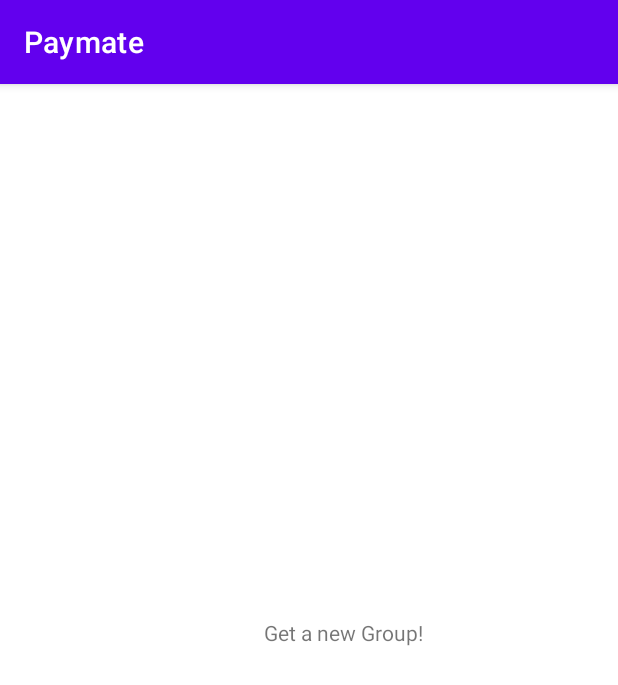
After one commit to Tr3sar/Paymate, an Android app: the fragment NewGroupFragment shown on its own in the app's theme, on a phone screen of 412 x 824 dp. The commit adds this screen. Shown: the top 685 px of the screen. Run offline under Robolectric (Android 15) with nearby library versions, the phone set to English and light mode, and no system bars.

Commit message:
Fragmentos primer mvp

```diff
--- a/app/build.gradle
+++ b/app/build.gradle
@@ -30,6 +30,8 @@ android {
     kotlinOptions {
         jvmTarget = '1.8'
     }
+
+    buildFeatures { viewBinding true }
 }
 
 dependencies {
--- a/app/src/main/java/dadm/jmartor/paymate/ui/MainActivity.kt
+++ b/app/src/main/java/dadm/jmartor/paymate/ui/MainActivity.kt
@@ -3,10 +3,13 @@ package dadm.jmartor.paymate.ui
 import androidx.appcompat.app.AppCompatActivity
 import android.os.Bundle
 import dadm.jmartor.paymate.R
+import dadm.jmartor.paymate.databinding.ActivityMainBinding
 
 class MainActivity : AppCompatActivity() {
     override fun onCreate(savedInstanceState: Bundle?) {
         super.onCreate(savedInstanceState)
-        setContentView(R.layout.activity_main)
+
+        val binding = ActivityMainBinding.inflate(layoutInflater)
+        setContentView(binding.root)
     }
 }
--- /dev/null
+++ b/app/src/main/java/dadm/jmartor/paymate/ui/newgroup/NewGroupFragment.kt
@@ -0,0 +1,24 @@
+package dadm.jmartor.paymate.ui.newgroup
+
+import android.os.Bundle
+import android.view.View
+import androidx.fragment.app.Fragment
+import dadm.jmartor.paymate.R
+import dadm.jmartor.paymate.databinding.FragmentNewGroupBinding
+
+class NewGroupFragment : Fragment(R.layout.fragment_new_group) {
+    private var _binding : FragmentNewGroupBinding? = null
+    private val binding get() = _binding!!
+
+    override fun onViewCreated(view: View, savedInstanceState: Bundle?) {
+        super.onViewCreated(view, savedInstanceState)
+
+        _binding = FragmentNewGroupBinding.bind(view)
+    }
+
+    override fun onDestroyView() {
+        super.onDestroyView()
+
+        _binding = null
+    }
+}
--- /dev/null
+++ b/app/src/main/res/layout/fragment_new_group.xml
@@ -0,0 +1,17 @@
+<?xml version="1.0" encoding="utf-8"?>
+<androidx.constraintlayout.widget.ConstraintLayout xmlns:android="http://schemas.android.com/apk/res/android"
+    xmlns:app="http://schemas.android.com/apk/res-auto"
+    xmlns:tools="http://schemas.android.com/tools"
+    android:layout_width="match_parent"
+    android:layout_height="match_parent">
+
+    <TextView
+        android:id="@+id/textView4"
+        android:layout_width="wrap_content"
+        android:layout_height="wrap_content"
+        android:layout_marginStart="176dp"
+        android:layout_marginTop="356dp"
+        android:text="@string/newGroupTitle"
+        app:layout_constraintStart_toStartOf="parent"
+        app:layout_constraintTop_toTopOf="parent" />
+</androidx.constraintlayout.widget.ConstraintLayout>
--- a/app/src/main/res/values/strings.xml
+++ b/app/src/main/res/values/strings.xml
@@ -1,3 +1,7 @@
 <resources>
     <string name="app_name">Paymate</string>
+    <string name="loginTitle">Login</string>
+    <string name="registerTitle">Register</string>
+    <string name="groupsTitle">Groups</string>
+    <string name="newGroupTitle">Get a new Group!</string>
 </resources>
```
Also changed, not shown: app/src/main/java/dadm/jmartor/paymate/ui/groups/GroupsFragment.kt (added, +24 -0 lines), app/src/main/java/dadm/jmartor/paymate/ui/login/LoginFragment.kt (added, +24 -0 lines), app/src/main/java/dadm/jmartor/paymate/ui/register/RegisterFragment.kt (added, +24 -0 lines), app/src/main/res/layout/fragment_groups.xml (added, +17 -0 lines), app/src/main/res/layout/fragment_login.xml (added, +17 -0 lines), app/src/main/res/layout/fragment_register.xml (added, +17 -0 lines).
